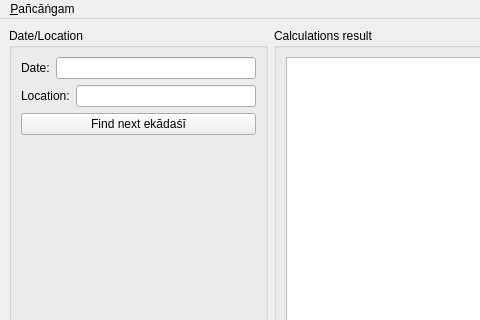
Before: the Qt Designer form gui-qt/mainwindow.ui in ashutosh108/vaishnavam-panchangam, drawn with Qt 5; both pictures show x 0 to 480 and y 0 to 320 of the 800 by 600 pixel window.
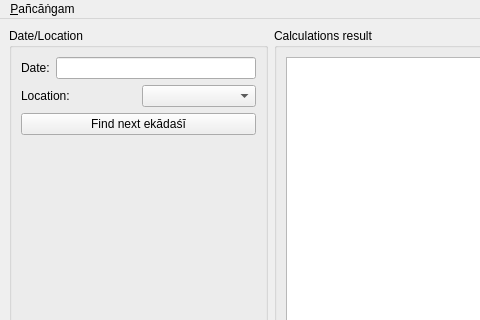
After: the same form once the commit is applied.

Commit message: gui-qt: choose location via combo box, not text input

Patch:
```diff
--- a/gui-qt/mainwindow.ui
+++ b/gui-qt/mainwindow.ui
@@ -59,7 +59,7 @@
             </widget>
            </item>
            <item>
-            <widget class="QLineEdit" name="LocationLineEdit"/>
+            <widget class="QComboBox" name="locationComboBox"/>
            </item>
           </layout>
          </item>
```
The commit also changes 3 other files.
